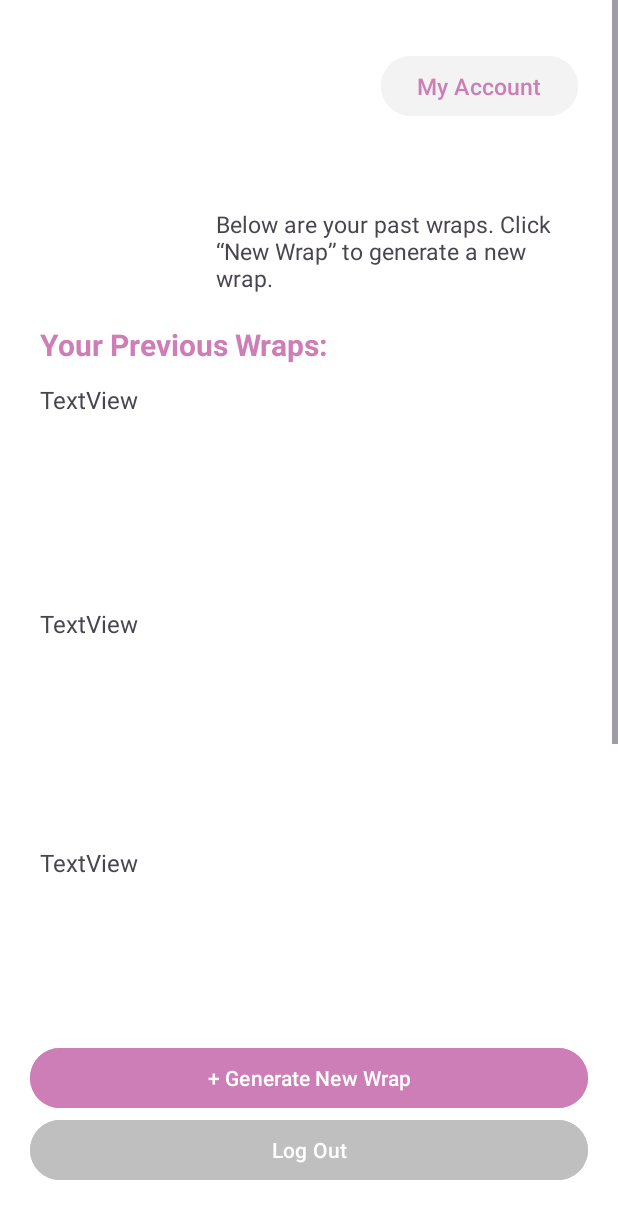
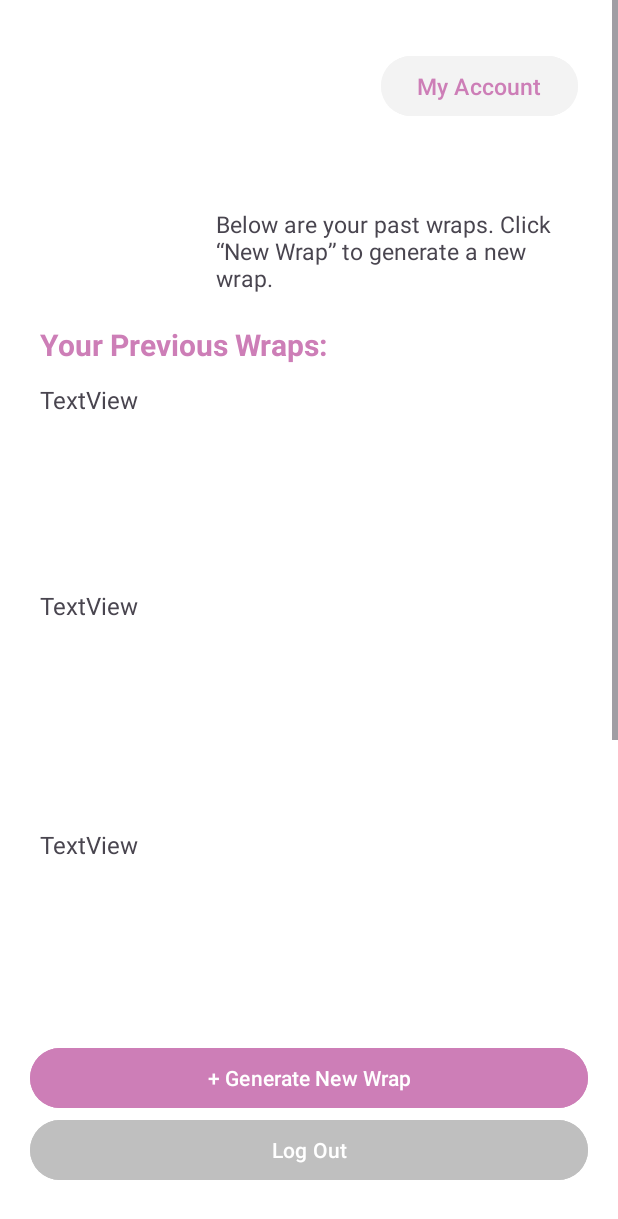
Before and after one commit to asalontai/spotify-wrapped, an Android app: the LoggedInActivity screen opened directly, with no data from a screen before it, on a phone screen of 412 x 824 dp. Shown: the top 1219 px of the screen. Run offline under Robolectric (Android 15) with nearby library versions, the phone set to English and light mode, and no system bars; our stand-ins replace Firebase (no records; nobody signed in at launch, a user with empty details on screens opened directly), Picasso; libraries missing offline, so code that uses them is left out: com.spotify.sdk; pictures from the network do not load.

Commit message:
minor ui
boo

```diff
--- a/app/src/main/res/layout/activity_logged_in.xml
+++ b/app/src/main/res/layout/activity_logged_in.xml
@@ -90,7 +90,6 @@
             android:id="@+id/pastWrap2"
             android:layout_width="match_parent"
             android:layout_height="143dp"
-            android:layout_marginTop="12dp"
             android:layout_marginBottom="16dp"
             android:text="TextView"
             android:textSize="16sp" />
@@ -100,7 +99,9 @@
             android:layout_width="match_parent"
             android:layout_height="161dp"
             android:text="TextView"
+            android:layout_marginBottom="16dp"
             android:textSize="16sp" />
+
 
     </LinearLayout>
 
```
